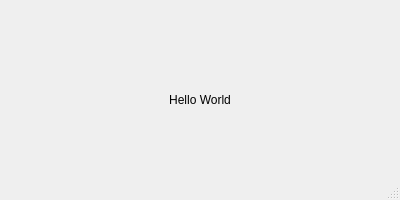
Old version of the form ui/main.ui in the repository samissa730/NexusRFIDReader_Git.
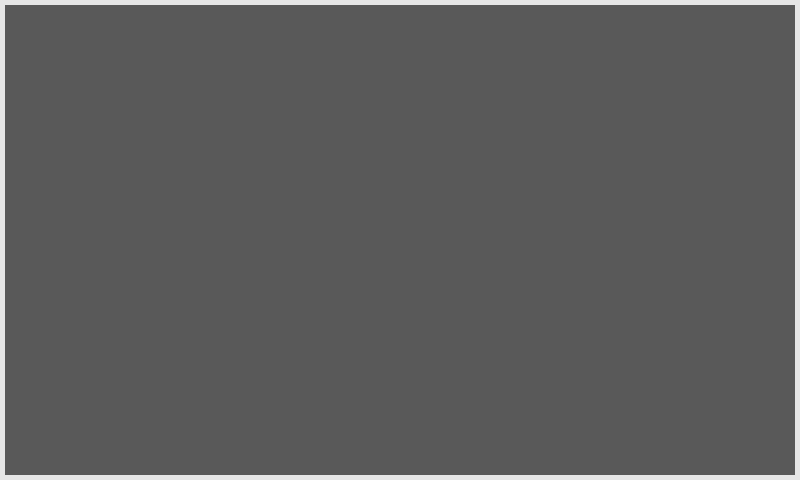
New version of the form.

Patch:
```diff
--- a/ui/main.ui
+++ b/ui/main.ui
@@ -6,33 +6,60 @@
    <rect>
     <x>0</x>
     <y>0</y>
-    <width>400</width>
-    <height>200</height>
+    <width>800</width>
+    <height>480</height>
    </rect>
   </property>
   <property name="windowTitle">
-   <string>Hello World App</string>
+   <string>Router Monitor</string>
+  </property>
+  <property name="styleSheet">
+   <string notr="true">background-color: #e6e6e6;</string>
   </property>
   <widget class="QWidget" name="centralwidget">
-   <widget class="QLabel" name="label">
-    <property name="geometry">
-     <rect>
-      <x>100</x>
-      <y>70</y>
-      <width>200</width>
-      <height>60</height>
-     </rect>
+   <property name="minimumSize">
+    <size>
+     <width>800</width>
+     <height>480</height>
+    </size>
+   </property>
+   <property name="maximumSize">
+    <size>
+     <width>16777215</width>
+     <height>16777215</height>
+    </size>
+   </property>
+   <property name="styleSheet">
+    <string notr="true"/>
+   </property>
+   <layout class="QVBoxLayout" name="verticalLayout">
+    <property name="spacing">
+     <number>0</number>
     </property>
-    <property name="text">
-     <string>Hello World</string>
+    <property name="leftMargin">
+     <number>5</number>
     </property>
-    <property name="alignment">
-     <set>Qt::AlignCenter</set>
+    <property name="topMargin">
+     <number>5</number>
     </property>
-   </widget>
+    <property name="rightMargin">
+     <number>5</number>
+    </property>
+    <property name="bottomMargin">
+     <number>5</number>
+    </property>
+    <item>
+     <widget class="QStackedWidget" name="stack">
+      <property name="styleSheet">
+       <string notr="true">background-color: #595959;</string>
+      </property>
+      <property name="currentIndex">
+       <number>-1</number>
+      </property>
+     </widget>
+    </item>
+   </layout>
   </widget>
-  <widget class="QMenuBar" name="menubar" />
-  <widget class="QStatusBar" name="statusbar" />
  </widget>
  <resources/>
  <connections/>
```
Left out of the diff: 10 changed lines with no effect on the pictures.
